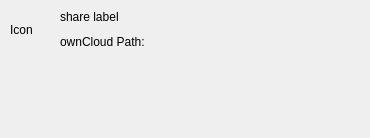
Old version of the form src/gui/sharedialog.ui in the repository nextcloud/desktop.
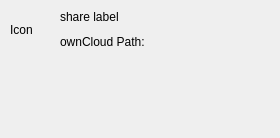
New version of the form.

Commit message: sharedialog.ui: fix scroll area size

The edit to the form file:
```diff
--- a/src/gui/sharedialog.ui
+++ b/src/gui/sharedialog.ui
@@ -174,32 +174,14 @@
    <item>
     <widget class="QScrollArea" name="scrollArea">
      <property name="sizePolicy">
-      <sizepolicy hsizetype="Fixed" vsizetype="Maximum">
+      <sizepolicy hsizetype="MinimumExpanding" vsizetype="Fixed">
        <horstretch>0</horstretch>
        <verstretch>0</verstretch>
       </sizepolicy>
      </property>
-     <property name="minimumSize">
-      <size>
-       <width>350</width>
-       <height>45</height>
-      </size>
-     </property>
-     <property name="maximumSize">
-      <size>
-       <width>16777215</width>
-       <height>16777215</height>
-      </size>
-     </property>
      <property name="frameShape">
       <enum>QFrame::NoFrame</enum>
      </property>
-     <property name="frameShadow">
-      <enum>QFrame::Plain</enum>
-     </property>
-     <property name="lineWidth">
-      <number>0</number>
-     </property>
      <property name="horizontalScrollBarPolicy">
       <enum>Qt::ScrollBarAlwaysOff</enum>
      </property>
@@ -207,10 +189,7 @@
       <enum>QAbstractScrollArea::AdjustToContentsOnFirstShow</enum>
      </property>
      <property name="widgetResizable">
-      <bool>false</bool>
-     </property>
-     <property name="alignment">
-      <set>Qt::AlignLeading|Qt::AlignLeft|Qt::AlignTop</set>
+      <bool>true</bool>
      </property>
      <widget class="QWidget" name="scrollAreaWidgetContents">
       <property name="geometry">
```
Left out of the diff: 47 changed lines with no effect on the pictures.
